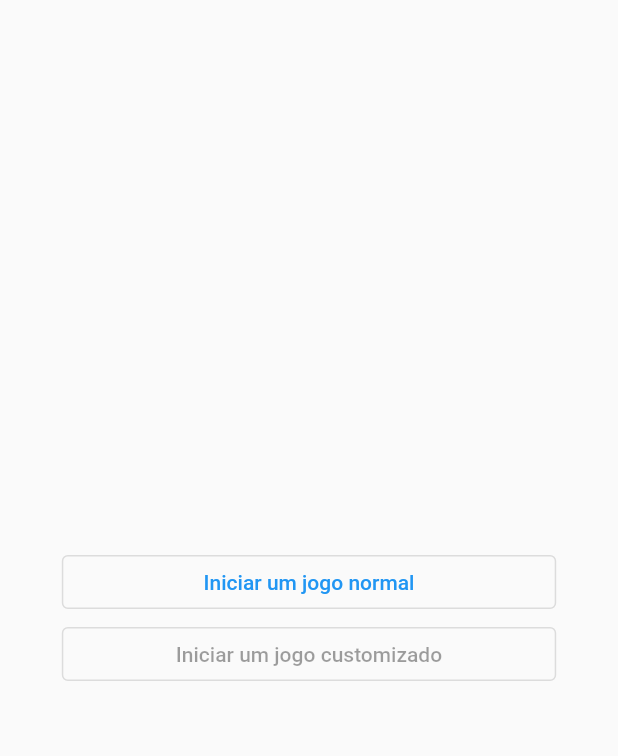
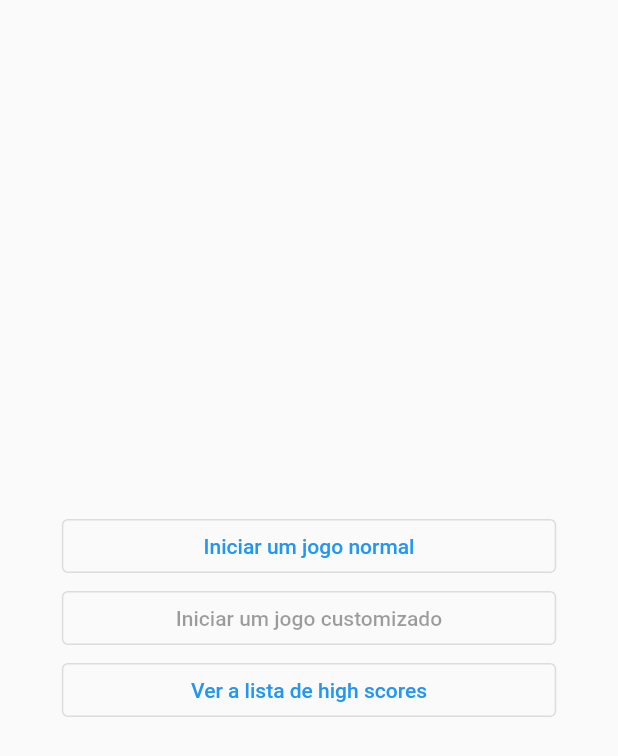
Before and after one commit to mrguisamuel/08-mobile-training, a Flutter app: the Init screen opened directly, on a phone screen of 412 x 824 dp. Shown: the top 756 px of the screen. Run offline on Flutter 3.47's test engine with Material 2 defaults, Android fonts, the phone set to English and light mode, and no system bars; our stand-ins replace sensors_plus, sqflite; accounts and stored records are empty.

Commit message:
refactor: implement high score button in init screen

```diff
--- a/strooper/lib/init.dart
+++ b/strooper/lib/init.dart
@@ -1,9 +1,10 @@
 import 'package:flutter/material.dart';
 import 'game.dart' show Game;
 import 'my_widgets.dart';
+import 'high_score.dart';
 
 class Init extends StatelessWidget {
-  const Init({super.key});
+  const Init({Key? key}) : super(key: key);
 
   @override
   Widget build(BuildContext context) {
@@ -31,6 +32,18 @@ class Init extends StatelessWidget {
               Button(
                 message: 'Iniciar um jogo customizado',
                 width: size.width * 0.8
+              ),
+              Button(
+                message: 'Ver a lista de high scores',
+                width: size.width * 0.8,
+                action: () {
+                  Navigator.push(
+                    context,
+                    MaterialPageRoute(
+                      builder: (context) => const HighScore()
+                    )
+                  );
+                }
               )
             ]
           )
```
